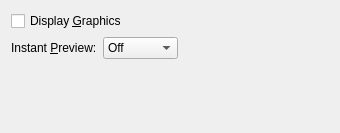
Before: the Qt Designer form src/frontends/qt4/ui/PrefDisplayUi.ui in cburschka/lyx, drawn with Qt 5.
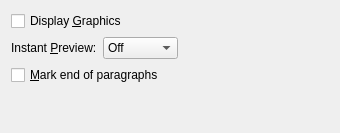
After: the same form once the commit is applied.

Commit message:
Fix bug #6129: Show paragraph marks / pilcrows.
To be activated in Tools->Preferences->Display.

What changed in the file:
```diff
--- a/src/frontends/qt4/ui/PrefDisplayUi.ui
+++ b/src/frontends/qt4/ui/PrefDisplayUi.ui
@@ -63,6 +63,26 @@
     </widget>
    </item>
    <item row="2" column="0" colspan="2" >
+    <widget class="QCheckBox" name="paragraphMarkerCB" >
+     <property name="text" >
+      <string>&amp;Mark end of paragraphs</string>
+     </property>
+    </widget>
+   </item>
+   <item rowspan="2" row="0" column="2" >
+    <spacer>
+     <property name="orientation" >
+      <enum>Qt::Horizontal</enum>
+     </property>
+     <property name="sizeHint" stdset="0" >
+      <size>
+       <width>40</width>
+       <height>20</height>
+      </size>
+     </property>
+    </spacer>
+   </item>
+   <item row="3" column="0" colspan="2" >
     <spacer>
      <property name="orientation" >
       <enum>Qt::Vertical</enum>
```
The commit also changes 7 other files.
